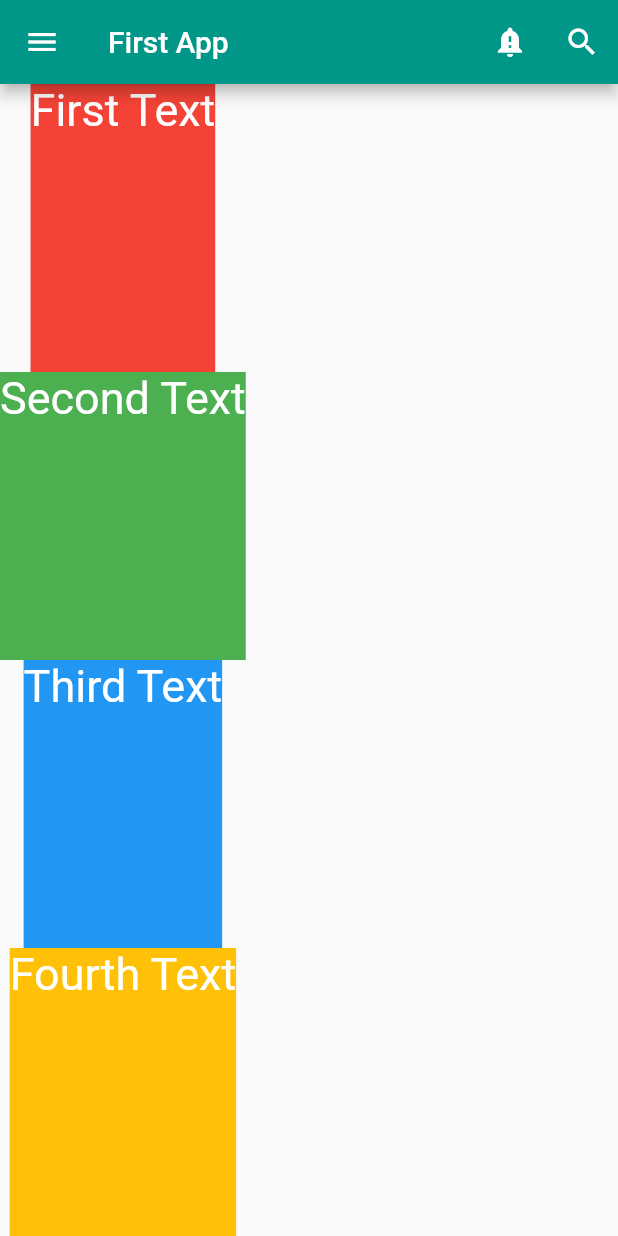
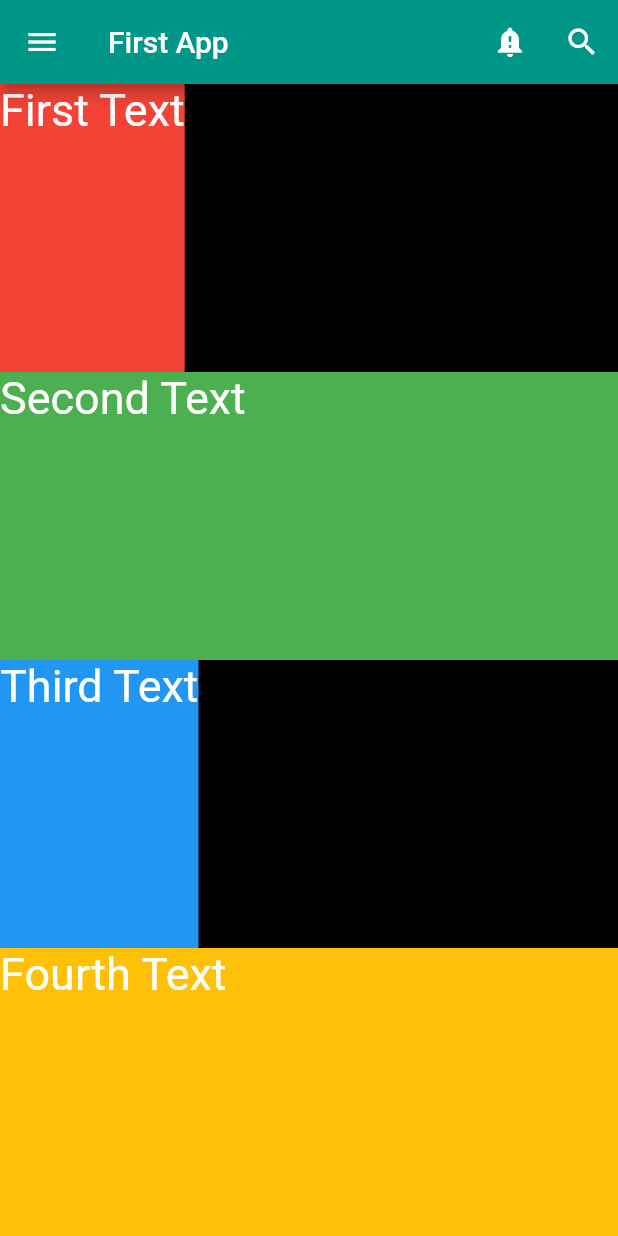
Before and after one commit to amrabdalfatah/Flutter_Course, a Flutter app: the screen it shows after launch, on a phone screen of 412 x 824 dp. Run offline on Flutter 3.47's test engine with Material 2 defaults, Android fonts, the phone set to English and light mode, and no system bars.

Commit message:
mainAxis & crossAxis

```diff
--- a/lib/home_screen.dart
+++ b/lib/home_screen.dart
@@ -31,7 +31,11 @@ class HomeScreen extends StatelessWidget {
           ),
         ],
       ),
-      body: Column(
+      body: Container(
+        color: Colors.black,
+        width: double.infinity,
+        child: Column(
+          crossAxisAlignment: CrossAxisAlignment.start,
           children: [
             Expanded(
               child: Container(
@@ -48,6 +52,7 @@ class HomeScreen extends StatelessWidget {
             Expanded(
               child: Container(
                 color: Colors.green,
+                width: double.infinity,
                 child: Text(
                   'Second Text',
                   style: TextStyle(
@@ -72,6 +77,7 @@ class HomeScreen extends StatelessWidget {
             Expanded(
               child: Container(
                 color: Colors.amber,
+                width: double.infinity,
                 child: Text(
                   'Fourth Text',
                   style: TextStyle(
@@ -83,6 +89,7 @@ class HomeScreen extends StatelessWidget {
             ),
           ],
         ),
+      ),
     );
   }
 }
```
Lines whose indentation alone changed are shown as unchanged.
